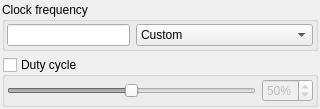
Before: the Qt Designer form apps/zxtune-qt/ui/preferences/aym.ui in vitamin-caig/zxtune, drawn with Qt 5.
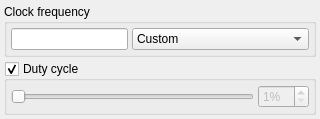
After: the same form once the commit is applied.

Commit message: zxtune-qt: fixes in margins, spacing and options sheets.

What changed in the file:
```diff
--- a/apps/zxtune-qt/ui/preferences/aym.ui
+++ b/apps/zxtune-qt/ui/preferences/aym.ui
@@ -13,18 +13,24 @@
   <property name="windowTitle">
    <string>AY/YM</string>
   </property>
-  <layout class="QVBoxLayout" name="verticalLayout">
+  <layout class="QVBoxLayout">
+   <property name="spacing">
+    <number>4</number>
+   </property>
    <property name="margin">
-    <number>2</number>
+    <number>4</number>
    </property>
    <item>
-    <widget class="QGroupBox" name="clockRateGroup">
+    <widget class="QGroupBox">
      <property name="title">
       <string>Clock frequency</string>
      </property>
-     <layout class="QHBoxLayout" name="horizontalLayout">
+     <layout class="QHBoxLayout">
+      <property name="spacing">
+       <number>4</number>
+      </property>
       <property name="margin">
-       <number>2</number>
+       <number>4</number>
       </property>
       <item>
        <widget class="QLineEdit" name="clockRateValue">
@@ -85,12 +91,12 @@
      <property name="checkable">
       <bool>true</bool>
      </property>
-     <property name="checked">
-      <bool>false</bool>
-     </property>
-     <layout class="QHBoxLayout" name="horizontalLayout_2">
+     <layout class="QHBoxLayout">
+      <property name="spacing">
+       <number>4</number>
+      </property>
       <property name="margin">
-       <number>2</number>
+       <number>4</number>
       </property>
       <item>
        <widget class="QSlider" name="dutyCycleValue">
@@ -100,9 +106,6 @@
         <property name="minimum">
          <number>1</number>
         </property>
-        <property name="value">
-         <number>50</number>
-        </property>
         <property name="orientation">
          <enum>Qt::Horizontal</enum>
         </property>
@@ -125,9 +128,6 @@
         <property name="minimum">
          <number>1</number>
         </property>
-        <property name="value">
-         <number>50</number>
-        </property>
        </widget>
       </item>
      </layout>
@@ -140,8 +140,8 @@
      </property>
      <property name="sizeHint" stdset="0">
       <size>
-       <width>20</width>
-       <height>40</height>
+       <width>0</width>
+       <height>0</height>
       </size>
      </property>
     </spacer>
```
Left out of the diff: 32 changed lines with no effect on the pictures. The commit also changes 15 other files.
